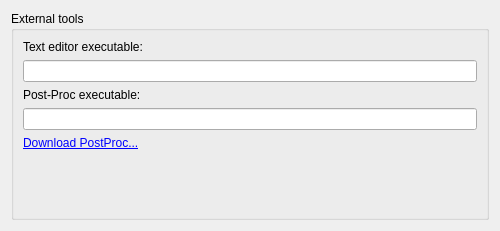
Qt form MasterSimulatorUI/src/MSIMPreferencesPageGeneral.ui (ghorwin/MasterSim) before a commit.
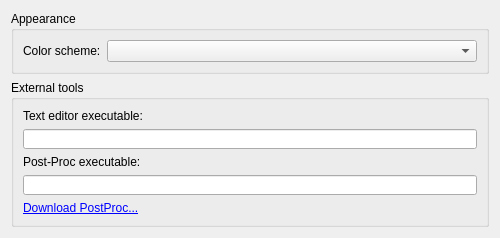
The same form after that commit. Custom widgets are drawn as their Qt base class.

Diff of the .ui file:
```diff
--- a/MasterSimulatorUI/src/MSIMPreferencesPageGeneral.ui
+++ b/MasterSimulatorUI/src/MSIMPreferencesPageGeneral.ui
@@ -17,6 +17,28 @@
    </size>
   </property>
   <layout class="QVBoxLayout" name="verticalLayout">
+   <item>
+    <widget class="QGroupBox" name="groupBoxAppearance">
+     <property name="title">
+      <string>Appearance</string>
+     </property>
+     <layout class="QFormLayout" name="formLayoutAppearance">
+      <item row="0" column="0">
+       <widget class="QLabel" name="labelColorScheme">
+        <property name="text">
+         <string>Color scheme:</string>
+        </property>
+        <property name="buddy">
+         <cstring>comboBoxColorScheme</cstring>
+        </property>
+       </widget>
+      </item>
+      <item row="0" column="1">
+       <widget class="QComboBox" name="comboBoxColorScheme"/>
+      </item>
+     </layout>
+    </widget>
+   </item>
    <item>
     <widget class="QGroupBox" name="groupBox">
      <property name="title">
```
Left out of the diff: 1 changed line with no effect on the pictures.
